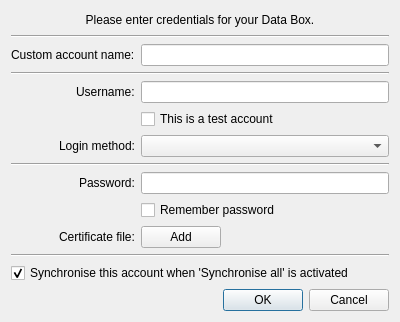
First picture: the form in src/gui/ui/dlg_create_account.ui, repository psakar/datovka, before the edit.
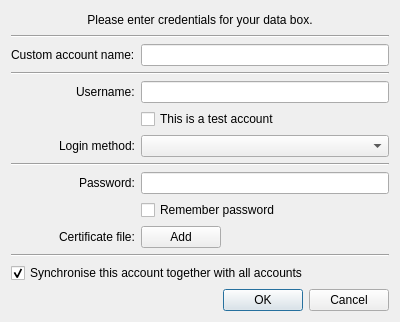
Second picture: the form after the edit. Icons and pictures are not drawn.

Patch:
```diff
--- a/src/gui/ui/dlg_create_account.ui
+++ b/src/gui/ui/dlg_create_account.ui
@@ -33,7 +33,7 @@
    <item>
     <widget class="QLabel" name="infoLabel">
      <property name="text">
-      <string>Please enter credentials for your Data Box.</string>
+      <string>Please enter credentials for your data box.</string>
      </property>
      <property name="alignment">
       <set>Qt::AlignCenter</set>
@@ -233,7 +233,7 @@
 process of all accounts on the background</string>
      </property>
      <property name="text">
-      <string>Synchronise this account when 'Synchronise all' is activated</string>
+      <string>Synchronise this account together with all accounts</string>
      </property>
      <property name="checked">
       <bool>true</bool>
```
Left out of the diff: 22 changed lines with no effect on the pictures.
